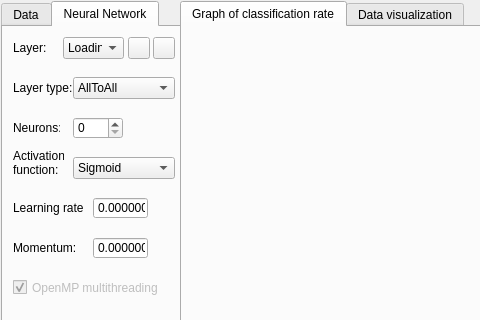
Before: the Qt Designer form Example/GUI/mainwindow.ui in MatthieuHernandez/NeuralNetworkTest, drawn with Qt 5; both pictures show x 0 to 480 and y 0 to 320 of the 850 by 500 pixel window.
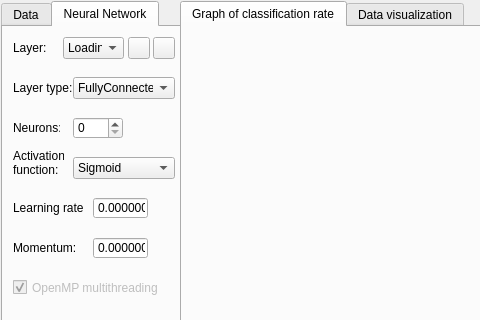
After: the same form once the commit is applied. The open tabs and pages were chosen to show the change. Icons and pictures are not drawn. Custom widgets are drawn as their Qt base class.

```diff
--- a/Example/GUI/mainwindow.ui
+++ b/Example/GUI/mainwindow.ui
@@ -975,7 +975,7 @@
       </property>
       <item>
        <property name="text">
-        <string>AllToAll</string>
+        <string>FullyConnected</string>
        </property>
       </item>
       <item>
```
